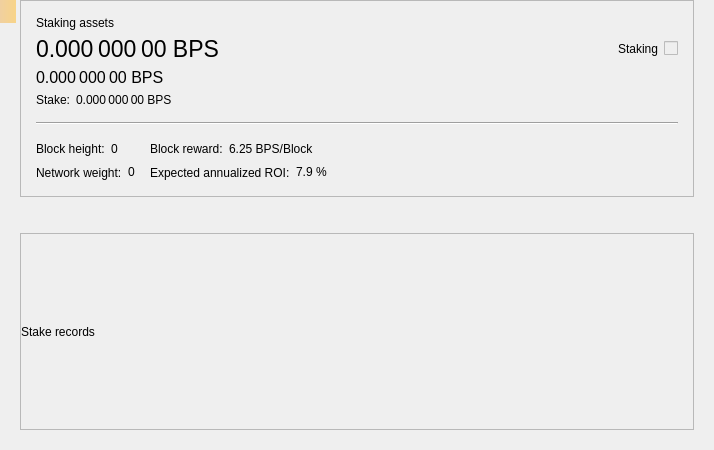
Above: src/qt/forms/stakepage.ui from CryptoDev777/litecoin-pos before the change. Below: the same form after it.
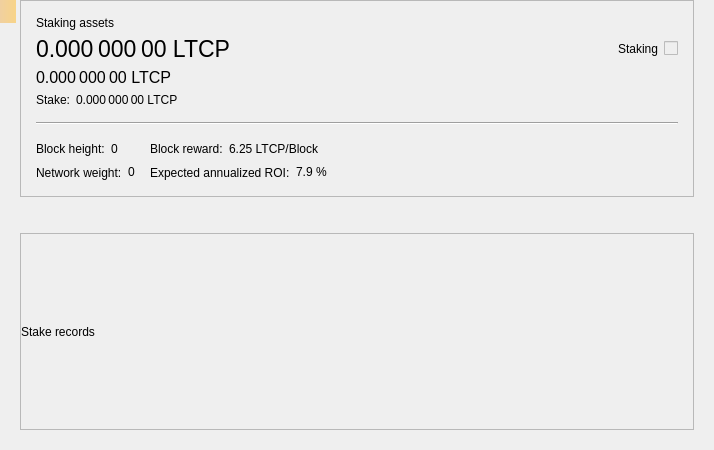
That is the form after the change. Custom widgets are drawn as their Qt base class.

```diff
--- a/src/qt/forms/stakepage.ui
+++ b/src/qt/forms/stakepage.ui
@@ -69,7 +69,7 @@
            <string>Your current spendable balance</string>
           </property>
           <property name="text">
-           <string notr="true">0.000 000 00 BPS</string>
+           <string notr="true">0.000 000 00 LTCP</string>
           </property>
           <property name="alignment">
            <set>Qt::AlignLeading|Qt::AlignLeft|Qt::AlignVCenter</set>
@@ -93,7 +93,7 @@
            <string>Your immature balance</string>
           </property>
           <property name="text">
-           <string notr="true">0.000 000 00 BPS</string>
+           <string notr="true">0.000 000 00 LTCP</string>
           </property>
           <property name="alignment">
            <set>Qt::AlignLeading|Qt::AlignLeft|Qt::AlignVCenter</set>
@@ -150,7 +150,7 @@
           <item>
            <widget class="QLabel" name="labelStake">
             <property name="text">
-             <string>0.000 000 00 BPS</string>
+             <string>0.000 000 00 LTCP</string>
             </property>
             <property name="alignment">
              <set>Qt::AlignLeading|Qt::AlignLeft|Qt::AlignVCenter</set>
@@ -282,7 +282,7 @@
           <item>
            <widget class="QLabel" name="labelReward">
             <property name="text">
-             <string>6.25 BPS/Block</string>
+             <string>6.25 LTCP/Block</string>
             </property>
             <property name="alignment">
              <set>Qt::AlignLeading|Qt::AlignLeft|Qt::AlignVCenter</set>
```
